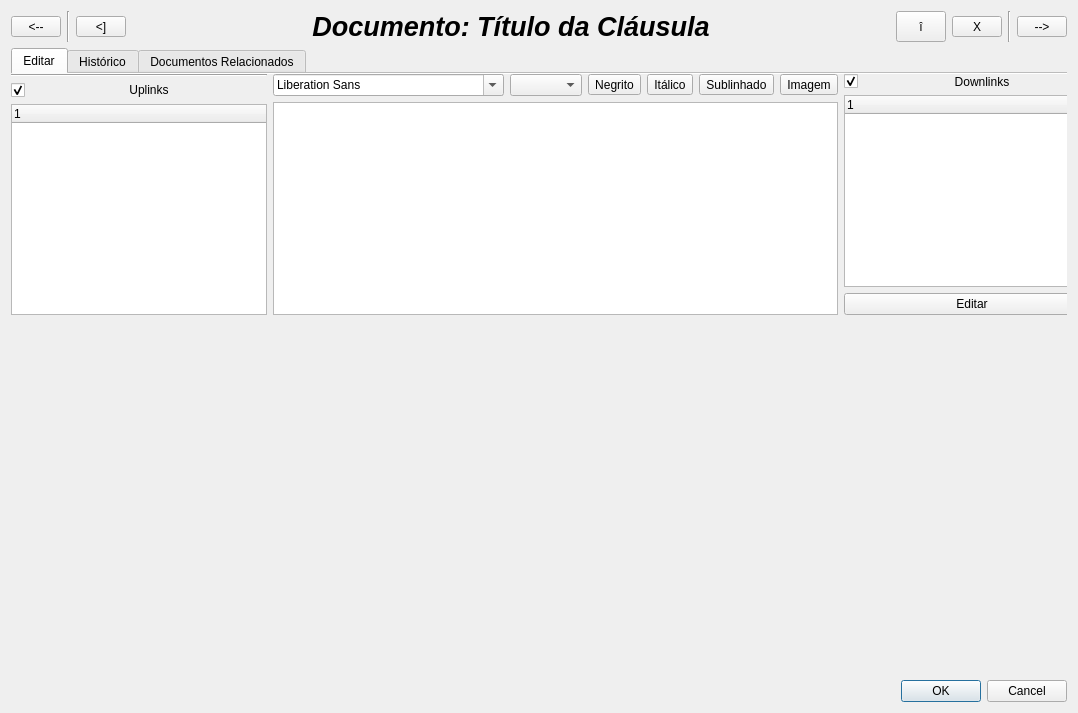
fbarden/ProjectManager, file views/UI/ClauseView.ui: the form before one commit.
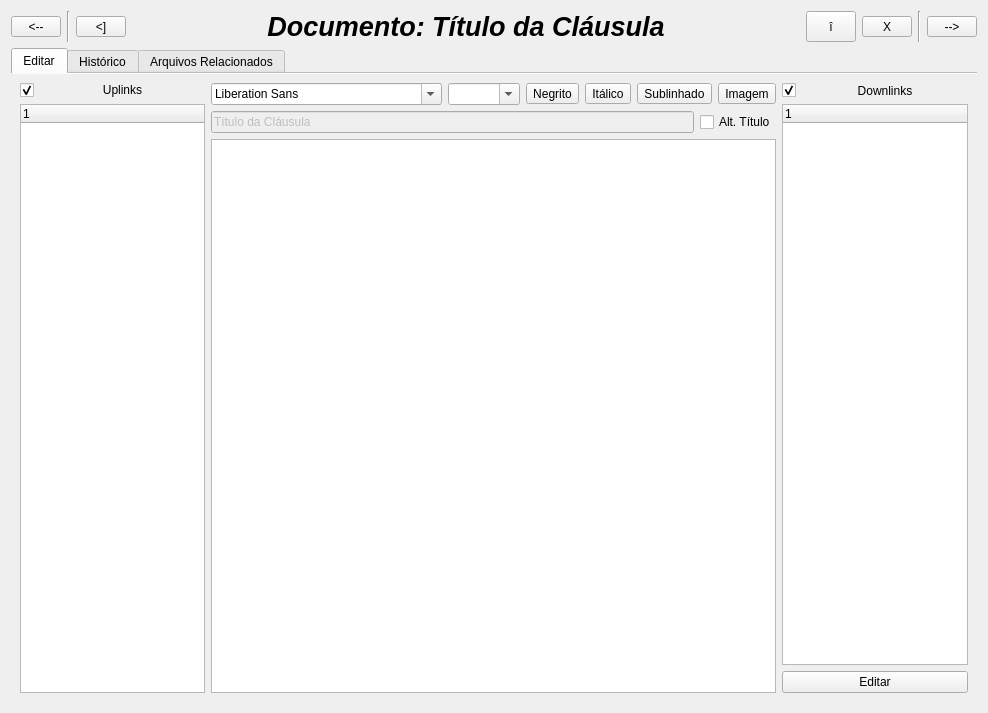
The form after the commit. The open tabs and pages were chosen to show the change.

Commit message: Basic project view done. Working on clause view and clause class.

```diff
--- a/views/UI/ClauseView.ui
+++ b/views/UI/ClauseView.ui
@@ -6,7 +6,7 @@
    <rect>
     <x>0</x>
     <y>0</y>
-    <width>1078</width>
+    <width>988</width>
     <height>713</height>
    </rect>
   </property>
@@ -148,7 +148,7 @@
    <item>
     <widget class="QTabWidget" name="tabWidget">
      <property name="currentIndex">
-      <number>0</number>
+      <number>2</number>
      </property>
      <property name="documentMode">
       <bool>true</bool>
@@ -157,21 +157,16 @@
       <attribute name="title">
        <string>Editar</string>
       </attribute>
-      <widget class="QWidget" name="">
-       <layout class="QHBoxLayout" name="horizontalLayout_5">
+      <layout class="QHBoxLayout" name="horizontalLayout_6">
         <item>
-         <layout class="QVBoxLayout" name="verticalLayout">
-          <item>
-           <widget class="Line" name="line">
-            <property name="orientation">
-             <enum>Qt::Horizontal</enum>
-            </property>
-           </widget>
-          </item>
+        <layout class="QVBoxLayout" name="uplinksLayout">
           <item>
            <layout class="QHBoxLayout" name="horizontalLayout_2">
-            <item>
+           <item alignment="Qt::AlignTop">
              <widget class="QCheckBox" name="showUplinksCheckBox">
+             <property name="enabled">
+              <bool>true</bool>
+             </property>
               <property name="sizePolicy">
                <sizepolicy hsizetype="Fixed" vsizetype="Fixed">
                 <horstretch>0</horstretch>
@@ -205,13 +200,7 @@
            </layout>
           </item>
           <item>
-           <widget class="QTreeWidget" name="uplinksTreeWidget">
-            <column>
-             <property name="text">
-              <string notr="true">1</string>
-             </property>
-            </column>
-           </widget>
+          <widget class="QTreeWidget" name="uplinksTreeWidget"/>
           </item>
          </layout>
         </item>
@@ -223,7 +212,11 @@
              <widget class="QFontComboBox" name="fontComboBox"/>
             </item>
             <item>
-             <widget class="QComboBox" name="fontSizeComboBox"/>
+            <widget class="QComboBox" name="fontSizeComboBox">
+             <property name="editable">
+              <bool>true</bool>
+             </property>
+            </widget>
             </item>
             <item>
              <widget class="QToolButton" name="boldButton">
@@ -258,16 +251,37 @@
             </item>
            </layout>
           </item>
+         <item>
+          <layout class="QHBoxLayout" name="horizontalLayout_5">
+           <item>
+            <widget class="QLineEdit" name="titleEdit">
+             <property name="enabled">
+              <bool>false</bool>
+             </property>
+             <property name="text">
+              <string>Título da Cláusula</string>
+             </property>
+            </widget>
+           </item>
+           <item>
+            <widget class="QCheckBox" name="titleCheckBox">
+             <property name="text">
+              <string>Alt. Título</string>
+             </property>
+            </widget>
+           </item>
+          </layout>
+         </item>
           <item>
            <widget class="QTextEdit" name="textEdit"/>
           </item>
          </layout>
         </item>
         <item>
-         <layout class="QVBoxLayout" name="verticalLayout_2">
+        <layout class="QVBoxLayout" name="downlinksLayout">
           <item>
            <layout class="QHBoxLayout" name="horizontalLayout_3">
-            <item>
+           <item alignment="Qt::AlignTop">
              <widget class="QCheckBox" name="downlinksCheckBox">
               <property name="sizePolicy">
                <sizepolicy hsizetype="Fixed" vsizetype="Fixed">
@@ -296,13 +310,7 @@
            </layout>
           </item>
           <item>
-           <widget class="QTreeWidget" name="downlinksTreeWidget">
-            <column>
-             <property name="text">
-              <string notr="true">1</string>
-             </property>
-            </column>
-           </widget>
+          <widget class="QTreeWidget" name="downlinksTreeWidget"/>
           </item>
           <item>
            <widget class="QPushButton" name="editDownlinksButton">
@@ -315,7 +323,6 @@
         </item>
        </layout>
       </widget>
-     </widget>
      <widget class="QWidget" name="tab_2">
       <attribute name="title">
        <string>Histórico</string>
@@ -323,19 +330,25 @@
      </widget>
      <widget class="QWidget" name="tab_3">
       <attribute name="title">
-       <string>Documentos Relacionados</string>
+       <string>Arquivos Relacionados</string>
       </attribute>
-     </widget>
-    </widget>
-   </item>
+      <layout class="QVBoxLayout" name="verticalLayout">
    <item>
-    <widget class="QDialogButtonBox" name="buttonBox">
-     <property name="orientation">
-      <enum>Qt::Horizontal</enum>
-     </property>
-     <property name="standardButtons">
-      <set>QDialogButtonBox::Cancel|QDialogButtonBox::Ok</set>
-     </property>
+        <widget class="QTreeWidget" name="treeWidget">
+         <column>
+          <property name="text">
+           <string>Nome</string>
+          </property>
+         </column>
+         <column>
+          <property name="text">
+           <string>Descrição</string>
+          </property>
+         </column>
+        </widget>
+       </item>
+      </layout>
+     </widget>
     </widget>
    </item>
   </layout>
```
Left out of the diff: 99 changed lines with no effect on the pictures. Lines whose indentation alone changed are shown as unchanged. The commit also changes 16 other files.
